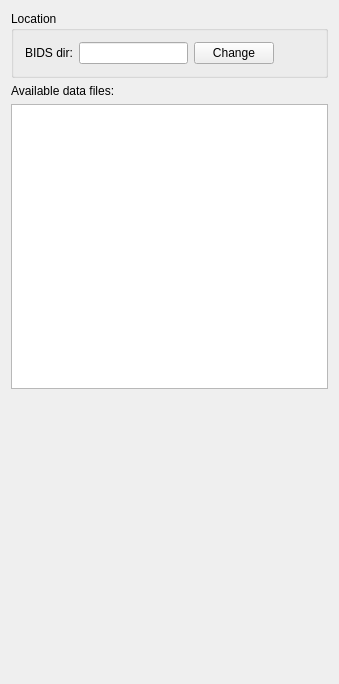
Old version of the form src/AnyWave/IO/BIDS/AwBIDSGUI.ui in the repository HIP-infrastructure/anywave-code.
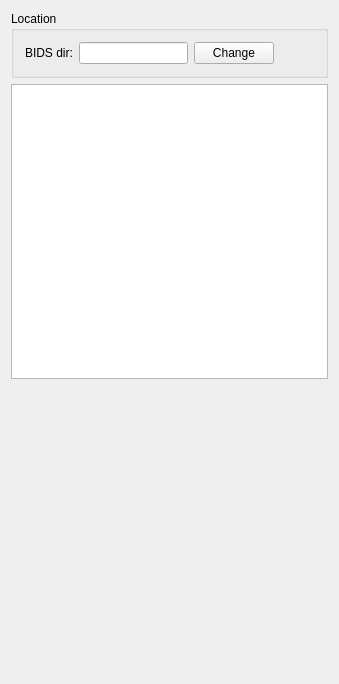
New version of the form.

The edit to the form file:
```diff
--- a/src/AnyWave/IO/BIDS/AwBIDSGUI.ui
+++ b/src/AnyWave/IO/BIDS/AwBIDSGUI.ui
@@ -53,13 +53,6 @@
      </layout>
     </widget>
    </item>
-   <item>
-    <widget class="QLabel" name="label_2">
-     <property name="text">
-      <string>Available data files:</string>
-     </property>
-    </widget>
-   </item>
    <item>
     <widget class="QTreeView" name="treeView">
      <property name="layoutDirection">
```
